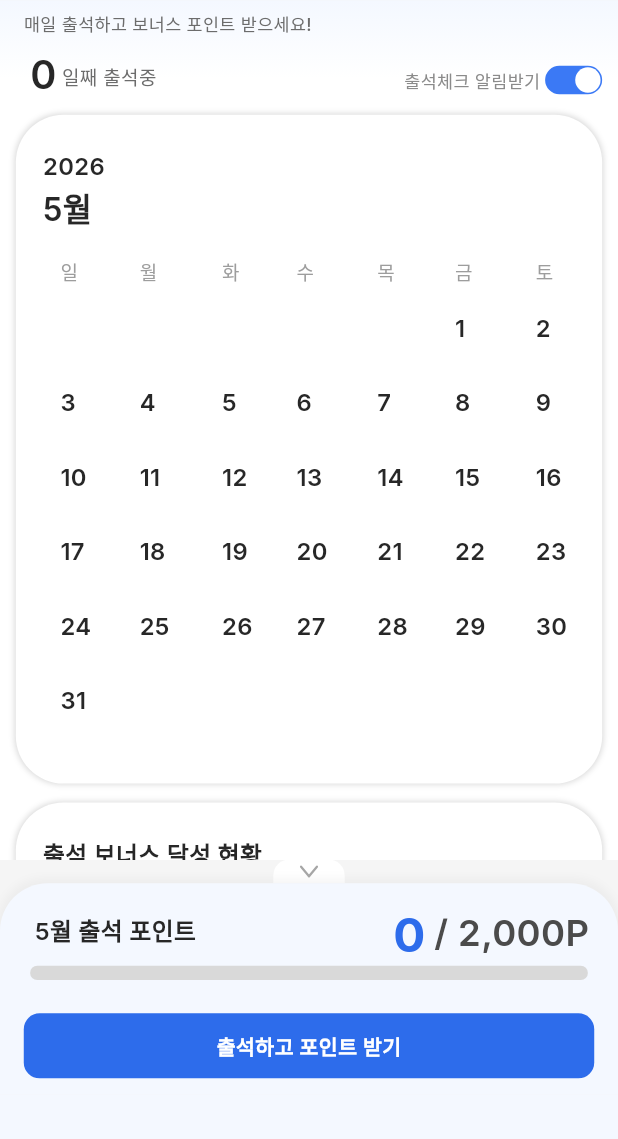
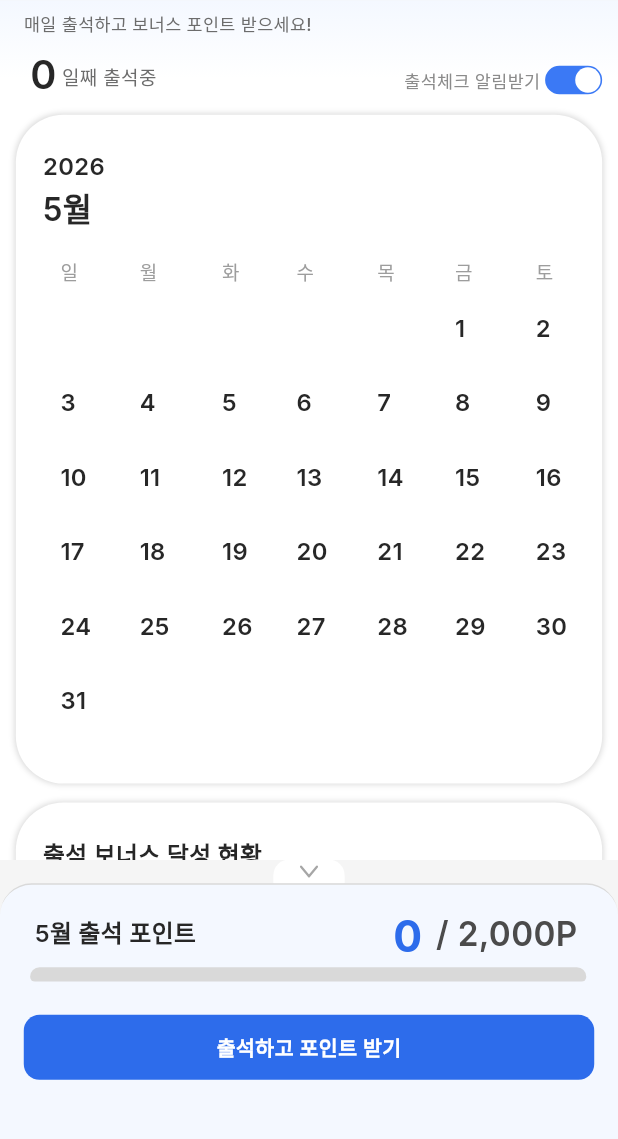
Before and after one commit to 0xdavidhan97/mobile-web, a Flutter app: the AttendancePage screen opened directly, on a phone screen of 412 x 824 dp, the part 88-1227 px from its top. Run offline on Flutter 3.47's test engine with Material 3 defaults, Android fonts, the phone set to English and light mode, and no system bars; our stand-ins replace google_fonts; missing offline and left inert: dart:html, dart:js_interop.

Commit message:
fix: dart:js_interop 마이그레이션 + 출석포인트 CSS 수정

```diff
--- a/lib/screens/attendance_page.dart
+++ b/lib/screens/attendance_page.dart
@@ -809,30 +809,18 @@ class _AttendancePageState extends State<AttendancePage> {
         AnimatedContainer(
           duration: const Duration(milliseconds: 300),
           curve: Curves.easeInOut,
-          height: (_isExpanded ? 133.0 : 31.0) * s,
+          height: (_isExpanded ? 133.0 : 23.0) * s,
           width: 390 * s,
           clipBehavior: Clip.antiAlias,
           decoration: BoxDecoration(
             color: const Color(0xFFF4F8FF),
             borderRadius: BorderRadius.only(
-              topLeft: Radius.circular(30 * s),
-              topRight: Radius.circular(30 * s),
+              topLeft: Radius.circular(20 * s),
+              topRight: Radius.circular(20 * s),
             ),
-            boxShadow: [
-              const BoxShadow(
-                color: Color.fromRGBO(166, 166, 166, 0.1),
-                blurRadius: 4,
-                spreadRadius: 2,
-                offset: Offset(0, -1),
-              ),
-              // 접힌 상태에서만 하단 드롭 섀도 추가
-              BoxShadow(
-                color: Color.fromRGBO(0, 0, 0, _isExpanded ? 0.0 : 0.25),
-                blurRadius: 4,
-                spreadRadius: 0,
-                offset: const Offset(0, 4),
-              ),
-            ],
+            border: const Border(
+              top: BorderSide(color: Color(0xFFD9D9D9), width: 1),
+            ),
           ),
           child: OverflowBox(
             maxHeight: 133.0 * s,
@@ -856,28 +844,28 @@ class _AttendancePageState extends State<AttendancePage> {
                       ),
                     ),
                   ),
-                  // "0": top 11, left 248
+                  // "0": top 13, left 248
                   Positioned(
-                    top: 11 * s,
+                    top: 13 * s,
                     left: 248 * s,
                     child: Text(
                       '0',
                       style: GoogleFonts.inter(
-                        fontSize: 30 * s,
+                        fontSize: 27 * s,
                         fontWeight: FontWeight.w700,
                         color: const Color(0xFF2D6CEB),
                         decoration: TextDecoration.none,
                       ),
                     ),
                   ),
-                  // "/ 2,000P": top 15, left 274
+                  // "/ 2,000P": top 16, left 275
                   Positioned(
-                    top: 15 * s,
-                    left: 274 * s,
+                    top: 16 * s,
+                    left: 275 * s,
                     child: Text(
                       '/ 2,000P',
                       style: GoogleFonts.inter(
-                        fontSize: 23 * s,
+                        fontSize: 21 * s,
                         fontWeight: FontWeight.w600,
                         color: const Color(0xFF4B4B4B),
                         decoration: TextDecoration.none,
@@ -889,11 +877,16 @@ class _AttendancePageState extends State<AttendancePage> {
                     top: 52 * s,
                     left: 19 * s,
                     child: Container(
-                      width: 352 * s,
+                      width: 351 * s,
                       height: 9 * s,
                       decoration: BoxDecoration(
                         color: const Color(0xFFD9D9D9),
-                        borderRadius: BorderRadius.circular(10 * s),
+                        borderRadius: BorderRadius.only(
+                          topLeft: Radius.circular(20 * s),
+                          topRight: Radius.circular(20 * s),
+                          bottomLeft: Radius.circular(10 * s),
+                          bottomRight: Radius.circular(10 * s),
+                        ),
                       ),
                     ),
                   ),
--- a/lib/widgets/bottom_nav_bar.dart
+++ b/lib/widgets/bottom_nav_bar.dart
@@ -1,5 +1,5 @@
-// ignore_for_file: avoid_web_libraries_in_flutter
-import 'dart:html' as html;
+import 'dart:js_interop';
+import 'dart:js_interop_unsafe';
 import 'package:flutter/foundation.dart' show kIsWeb;
 import 'package:flutter/material.dart';
 
@@ -7,10 +7,14 @@ import 'package:flutter/material.dart';
 /// Flutter Web이 MediaQuery.padding.bottom을 0으로 반환할 때 fallback으로 사용.
 double _cssSafeAreaBottom() {
   try {
-    final raw = html.window
-        .getComputedStyle(html.document.body!)
-        .paddingBottom
-        .trim(); // e.g., "34px" or "0px"
+    final doc = globalContext['document'];
+    if (doc == null) return 0;
+    final body = (doc as JSObject)['body'];
+    if (body == null) return 0;
+    final style = globalContext.callMethod<JSObject>('getComputedStyle'.toJS, body);
+    final pb = style['paddingBottom'];
+    if (pb == null) return 0;
+    final raw = (pb as JSString).toDart.trim();
     return double.tryParse(raw.replaceAll('px', '')) ?? 0;
   } catch (_) {
     return 0;
```
